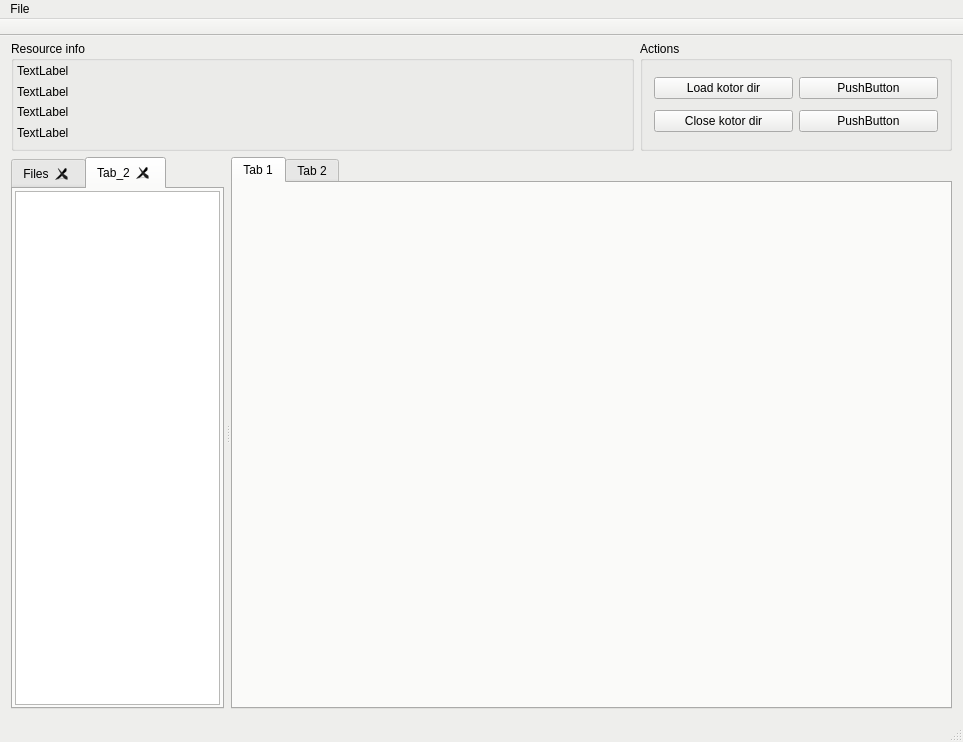
Above: ui/mainwindow.ui from xoreos/phaethon before the change. Below: the same form after it.
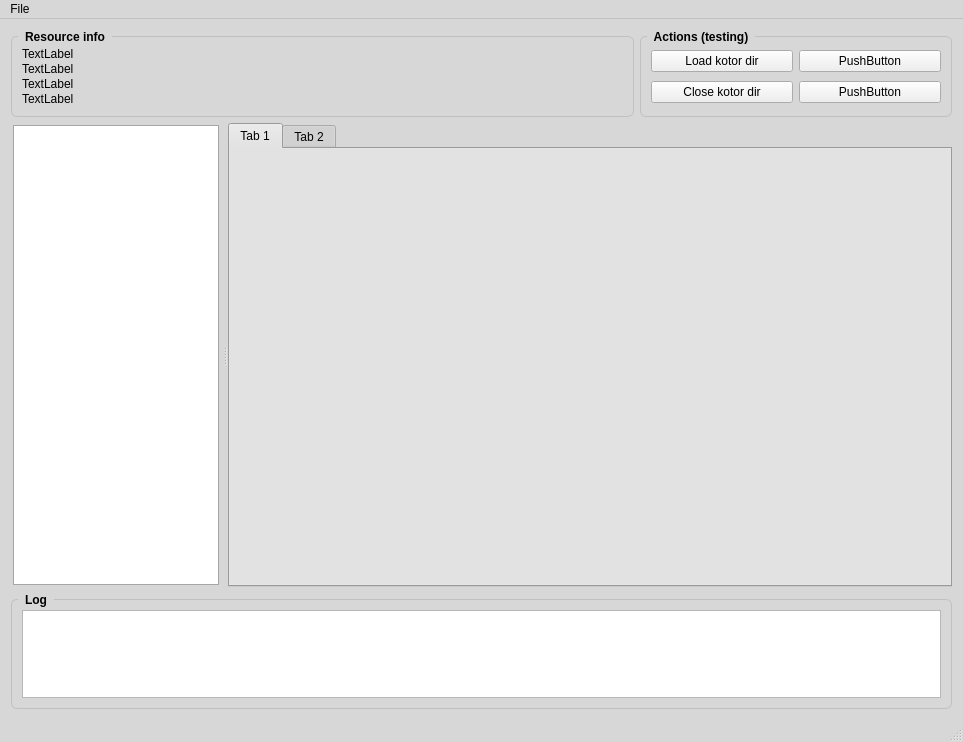
That is the form after the change. The open tabs and pages were chosen to show the change.

The edit to the form file:
```diff
--- a/ui/mainwindow.ui
+++ b/ui/mainwindow.ui
@@ -46,9 +46,9 @@
      <colorrole role="Button">
       <brush brushstyle="SolidPattern">
        <color alpha="255">
-        <red>238</red>
-        <green>238</green>
-        <blue>236</blue>
+        <red>215</red>
+        <green>215</green>
+        <blue>215</blue>
        </color>
       </brush>
      </colorrole>
@@ -64,27 +64,27 @@
      <colorrole role="Midlight">
       <brush brushstyle="SolidPattern">
        <color alpha="255">
-        <red>246</red>
-        <green>246</green>
-        <blue>245</blue>
+        <red>235</red>
+        <green>235</green>
+        <blue>235</blue>
        </color>
       </brush>
      </colorrole>
      <colorrole role="Dark">
       <brush brushstyle="SolidPattern">
        <color alpha="255">
-        <red>119</red>
-        <green>119</green>
-        <blue>118</blue>
+        <red>107</red>
+        <green>107</green>
+        <blue>107</blue>
        </color>
       </brush>
      </colorrole>
      <colorrole role="Mid">
       <brush brushstyle="SolidPattern">
        <color alpha="255">
-        <red>159</red>
-        <green>159</green>
-        <blue>157</blue>
+        <red>143</red>
+        <green>143</green>
+        <blue>143</blue>
        </color>
       </brush>
      </colorrole>
@@ -127,9 +127,9 @@
      <colorrole role="Window">
       <brush brushstyle="SolidPattern">
        <color alpha="255">
-        <red>238</red>
-        <green>238</green>
-        <blue>236</blue>
+        <red>215</red>
+        <green>215</green>
+        <blue>215</blue>
        </color>
       </brush>
      </colorrole>
@@ -145,9 +145,9 @@
      <colorrole role="AlternateBase">
       <brush brushstyle="SolidPattern">
        <color alpha="255">
-        <red>246</red>
-        <green>246</green>
-        <blue>245</blue>
+        <red>235</red>
+        <green>235</green>
+        <blue>235</blue>
        </color>
       </brush>
      </colorrole>
@@ -183,9 +183,9 @@
      <colorrole role="Button">
       <brush brushstyle="SolidPattern">
        <color alpha="255">
-        <red>238</red>
-        <green>238</green>
-        <blue>236</blue>
+        <red>215</red>
+        <green>215</green>
+        <blue>215</blue>
        </color>
       </brush>
      </colorrole>
@@ -201,27 +201,27 @@
      <colorrole role="Midlight">
       <brush brushstyle="SolidPattern">
        <color alpha="255">
-        <red>246</red>
-        <green>246</green>
-        <blue>245</blue>
+        <red>235</red>
+        <green>235</green>
+        <blue>235</blue>
        </color>
       </brush>
      </colorrole>
      <colorrole role="Dark">
       <brush brushstyle="SolidPattern">
        <color alpha="255">
-        <red>119</red>
-        <green>119</green>
-        <blue>118</blue>
+        <red>107</red>
+        <green>107</green>
+        <blue>107</blue>
        </color>
       </brush>
      </colorrole>
      <colorrole role="Mid">
       <brush brushstyle="SolidPattern">
        <color alpha="255">
-        <red>159</red>
-        <green>159</green>
-        <blue>157</blue>
+        <red>143</red>
+        <green>143</green>
+        <blue>143</blue>
        </color>
       </brush>
      </colorrole>
@@ -264,9 +264,9 @@
      <colorrole role="Window">
       <brush brushstyle="SolidPattern">
        <color alpha="255">
-        <red>238</red>
-        <green>238</green>
-        <blue>236</blue>
+        <red>215</red>
+        <green>215</green>
+        <blue>215</blue>
        </color>
       </brush>
      </colorrole>
@@ -282,9 +282,9 @@
      <colorrole role="AlternateBase">
       <brush brushstyle="SolidPattern">
        <color alpha="255">
-        <red>246</red>
-        <green>246</green>
-        <blue>245</blue>
+        <red>235</red>
+        <green>235</green>
+        <blue>235</blue>
        </color>
       </brush>
      </colorrole>
@@ -311,18 +311,18 @@
      <colorrole role="WindowText">
       <brush brushstyle="SolidPattern">
        <color alpha="255">
-        <red>119</red>
-        <green>119</green>
-        <blue>118</blue>
+        <red>107</red>
+        <green>107</green>
+        <blue>107</blue>
        </color>
       </brush>
      </colorrole>
      <colorrole role="Button">
       <brush brushstyle="SolidPattern">
        <color alpha="255">
-        <red>238</red>
-        <green>238</green>
-        <blue>236</blue>
+        <red>215</red>
+        <green>215</green>
+        <blue>215</blue>
        </color>
       </brush>
      </colorrole>
@@ -338,36 +338,36 @@
      <colorrole role="Midlight">
       <brush brushstyle="SolidPattern">
        <color alpha="255">
-        <red>246</red>
-        <green>246</green>
-        <blue>245</blue>
+        <red>235</red>
+        <green>235</green>
+        <blue>235</blue>
        </color>
       </brush>
      </colorrole>
      <colorrole role="Dark">
       <brush brushstyle="SolidPattern">
        <color alpha="255">
-        <red>119</red>
-        <green>119</green>
-        <blue>118</blue>
+        <red>107</red>
+        <green>107</green>
+        <blue>107</blue>
        </color>
       </brush>
      </colorrole>
      <colorrole role="Mid">
       <brush brushstyle="SolidPattern">
        <color alpha="255">
-        <red>159</red>
-        <green>159</green>
-        <blue>157</blue>
+        <red>143</red>
+        <green>143</green>
+        <blue>143</blue>
        </color>
       </brush>
      </colorrole>
      <colorrole role="Text">
       <brush brushstyle="SolidPattern">
        <color alpha="255">
-        <red>119</red>
-        <green>119</green>
-        <blue>118</blue>
+        <red>107</red>
+        <green>107</green>
+        <blue>107</blue>
        </color>
       </brush>
      </colorrole>
@@ -383,27 +383,27 @@
      <colorrole role="ButtonText">
       <brush brushstyle="SolidPattern">
        <color alpha="255">
-        <red>119</red>
-        <green>119</green>
-        <blue>118</blue>
+        <red>107</red>
+        <green>107</green>
+        <blue>107</blue>
        </color>
       </brush>
      </colorrole>
      <colorrole role="Base">
       <brush brushstyle="SolidPattern">
        <color alpha="255">
-        <red>238</red>
-        <green>238</green>
-        <blue>236</blue>
+        <red>215</red>
+        <green>215</green>
+        <blue>215</blue>
        </color>
       </brush>
      </colorrole>
      <colorrole role="Window">
       <brush brushstyle="SolidPattern">
        <color alpha="255">
-        <red>238</red>
-        <green>238</green>
-        <blue>236</blue>
+        <red>215</red>
+        <green>215</green>
+        <blue>215</blue>
        </color>
       </brush>
      </colorrole>
@@ -419,9 +419,9 @@
      <colorrole role="AlternateBase">
       <brush brushstyle="SolidPattern">
        <color alpha="255">
-        <red>238</red>
-        <green>238</green>
-        <blue>236</blue>
+        <red>215</red>
+        <green>215</green>
+        <blue>215</blue>
        </color>
       </brush>
      </colorrole>
@@ -460,21 +460,183 @@
     <bool>false</bool>
    </property>
    <layout class="QGridLayout" name="gridLayout">
-    <property name="topMargin">
-     <number>5</number>
-    </property>
+    <item row="0" column="0">
+     <widget class="QGroupBox" name="resourcePanel">
+      <property name="sizePolicy">
+       <sizepolicy hsizetype="Preferred" vsizetype="Maximum">
+        <horstretch>2</horstretch>
+        <verstretch>1</verstretch>
+       </sizepolicy>
+      </property>
+      <property name="minimumSize">
+       <size>
+        <width>0</width>
+        <height>0</height>
+       </size>
+      </property>
+      <property name="styleSheet">
+       <string notr="true">QGroupBox {
+    font: bold;
+    border: 1px solid silver;
+    border-radius: 6px;
+    margin-top: 6px;
+}
+
+QGroupBox::title {
+    subcontrol-origin: margin;
+    left: 7px;
+    padding: 0px 5px 0px 5px;
+}</string>
+      </property>
+      <property name="title">
+       <string>Resource info</string>
+      </property>
+      <property name="alignment">
+       <set>Qt::AlignLeading|Qt::AlignLeft|Qt::AlignTop</set>
+      </property>
+      <property name="flat">
+       <bool>true</bool>
+      </property>
+      <property name="checkable">
+       <bool>false</bool>
+      </property>
+      <layout class="QHBoxLayout" name="horizontalLayout_3">
+       <property name="leftMargin">
+        <number>10</number>
+       </property>
+       <property name="topMargin">
+        <number>10</number>
+       </property>
+       <property name="rightMargin">
+        <number>10</number>
+       </property>
+       <property name="bottomMargin">
+        <number>10</number>
+       </property>
+       <item>
+        <layout class="QVBoxLayout" name="resLabelsVBox">
+         <property name="spacing">
+          <number>1</number>
+         </property>
+         <item>
+          <widget class="QLabel" name="resLabel1">
+           <property name="cursor">
+            <cursorShape>IBeamCursor</cursorShape>
+           </property>
+           <property name="frameShadow">
+            <enum>QFrame::Raised</enum>
+           </property>
+           <property name="text">
+            <string>TextLabel</string>
+           </property>
+           <property name="alignment">
+            <set>Qt::AlignLeading|Qt::AlignLeft|Qt::AlignTop</set>
+           </property>
+           <property name="textInteractionFlags">
+            <set>Qt::LinksAccessibleByMouse|Qt::TextSelectableByMouse</set>
+           </property>
+          </widget>
+         </item>
+         <item>
+          <widget class="QLabel" name="resLabel2">
+           <property name="cursor">
+            <cursorShape>IBeamCursor</cursorShape>
+           </property>
+           <property name="frameShadow">
+            <enum>QFrame::Raised</enum>
+           </property>
+           <property name="text">
+            <string>TextLabel</string>
+           </property>
+           <property name="alignment">
+            <set>Qt::AlignLeading|Qt::AlignLeft|Qt::AlignTop</set>
+           </property>
+           <property name="textInteractionFlags">
+            <set>Qt::LinksAccessibleByMouse|Qt::TextSelectableByMouse</set>
+           </property>
+          </widget>
+         </item>
+         <item>
+          <widget class="QLabel" name="resLabel3">
+           <property name="cursor">
+            <cursorShape>IBeamCursor</cursorShape>
+           </property>
+           <property name="frameShadow">
+            <enum>QFrame::Raised</enum>
+           </property>
+           <property name="text">
+            <string>TextLabel</string>
+           </property>
+           <property name="alignment">
+            <set>Qt::AlignLeading|Qt::AlignLeft|Qt::AlignTop</set>
+           </property>
+           <property name="textInteractionFlags">
+            <set>Qt::LinksAccessibleByMouse|Qt::TextSelectableByMouse</set>
+           </property>
+          </widget>
+         </item>
+         <item>
+          <widget class="QLabel" name="resLabel4">
+           <property name="cursor">
+            <cursorShape>IBeamCursor</cursorShape>
+           </property>
+           <property name="frameShadow">
+            <enum>QFrame::Raised</enum>
+           </property>
+           <property name="text">
+            <string>TextLabel</string>
+           </property>
+           <property name="alignment">
+            <set>Qt::AlignLeading|Qt::AlignLeft|Qt::AlignTop</set>
+           </property>
+           <property name="textInteractionFlags">
+            <set>Qt::LinksAccessibleByMouse|Qt::TextSelectableByMouse</set>
+           </property>
+          </widget>
+         </item>
+        </layout>
+       </item>
+      </layout>
+     </widget>
+    </item>
     <item row="0" column="1">
      <widget class="QGroupBox" name="groupBox">
       <property name="sizePolicy">
-       <sizepolicy hsizetype="Preferred" vsizetype="Preferred">
+       <sizepolicy hsizetype="Preferred" vsizetype="Minimum">
         <horstretch>1</horstretch>
         <verstretch>1</verstretch>
        </sizepolicy>
       </property>
+      <property name="styleSheet">
+       <string notr="true">QGroupBox {
+    font: bold;
+    border: 1px solid silver;
+    border-radius: 6px;
+    margin-top: 6px;
+}
+
+QGroupBox::title {
+    subcontrol-origin: margin;
+    left: 7px;
+    padding: 0px 5px 0px 5px;
+}</string>
+      </property>
       <property name="title">
-       <string>Actions</string>
+       <string>Actions (testing)</string>
       </property>
       <layout class="QHBoxLayout" name="horizontalLayout_4">
+       <property name="leftMargin">
+        <number>10</number>
+       </property>
+       <property name="topMargin">
+        <number>10</number>
+       </property>
+       <property name="rightMargin">
+        <number>10</number>
+       </property>
+       <property name="bottomMargin">
+        <number>10</number>
+       </property>
        <item>
         <layout class="QGridLayout" name="gridLayout_2">
          <item row="0" column="1">
@@ -510,12 +672,12 @@
       </layout>
      </widget>
     </item>
-    <item row="2" column="0" colspan="2">
+    <item row="1" column="0" colspan="2">
      <widget class="QSplitter" name="splitter">
       <property name="sizePolicy">
        <sizepolicy hsizetype="Expanding" vsizetype="Preferred">
         <horstretch>0</horstretch>
-        <verstretch>5</verstretch>
+        <verstretch>8</verstretch>
        </sizepolicy>
       </property>
       <property name="styleSheet">
@@ -530,7 +692,7 @@
       <property name="childrenCollapsible">
        <bool>false</bool>
       </property>
-      <widget class="QTabWidget" name="filesTabWidget">
+      <widget class="QFrame" name="filesFrame">
        <property name="sizePolicy">
         <sizepolicy hsizetype="Preferred" vsizetype="Preferred">
          <horstretch>1</horstretch>
@@ -540,78 +702,33 @@
        <property name="styleSheet">
         <string notr="true"/>
        </property>
-       <property name="tabPosition">
-        <enum>QTabWidget::North</enum>
-       </property>
-       <property name="tabShape">
-        <enum>QTabWidget::Rounded</enum>
-       </property>
-       <property name="currentIndex">
-        <number>0</number>
-       </property>
-       <property name="tabsClosable">
-        <bool>true</bool>
-       </property>
-       <widget class="QWidget" name="ftwTab_1">
-        <attribute name="title">
-         <string>Files</string>
-        </attribute>
-        <layout class="QHBoxLayout" name="horizontalLayout" stretch="0">
-         <property name="leftMargin">
-          <number>2</number>
-         </property>
-         <property name="topMargin">
-          <number>2</number>
-         </property>
-         <property name="rightMargin">
-          <number>2</number>
-         </property>
-         <property name="bottomMargin">
-          <number>2</number>
-         </property>
-         <item>
-          <widget class="QTreeView" name="treeView">
-           <property name="baseSize">
-            <size>
-             <width>100</width>
-             <height>0</height>
-            </size>
-           </property>
-           <property name="indentation">
-            <number>21</number>
-           </property>
-          </widget>
-         </item>
-        </layout>
-       </widget>
-       <widget class="QWidget" name="ftwTab_2">
-        <property name="sizePolicy">
-         <sizepolicy hsizetype="Preferred" vsizetype="Preferred">
-          <horstretch>1</horstretch>
-          <verstretch>0</verstretch>
-         </sizepolicy>
+       <layout class="QHBoxLayout" name="horizontalLayout" stretch="0">
+        <property name="leftMargin">
+         <number>2</number>
         </property>
-        <attribute name="title">
-         <string>Tab_2</string>
-        </attribute>
-        <layout class="QHBoxLayout" name="horizontalLayout_2">
-         <property name="leftMargin">
-          <number>2</number>
-         </property>
-         <property name="topMargin">
-          <number>2</number>
-         </property>
-         <property name="rightMargin">
-          <number>2</number>
-         </property>
-         <property name="bottomMargin">
-          <number>2</number>
-         </property>
-         <item>
-          <widget class="QListWidget" name="archiveContentsWidget"/>
-         </item>
-        </layout>
-       </widget>
+        <property name="topMargin">
+         <number>2</number>
+        </property>
+        <property name="rightMargin">
+         <number>2</number>
+        </property>
+        <property name="bottomMargin">
+         <number>2</number>
+        </property>
+        <item>
+         <widget class="QTreeView" name="treeView">
+          <property name="baseSize">
+           <size>
+            <width>100</width>
+            <height>0</height>
+           </size>
+          </property>
+          <property name="indentation">
+           <number>21</number>
+          </property>
+         </widget>
+        </item>
+       </layout>
       </widget>
       <widget class="QTabWidget" name="resourcesTabWidget">
        <property name="sizePolicy">
@@ -636,127 +753,57 @@
       </widget>
      </widget>
     </item>
-    <item row="0" column="0">
-     <widget class="QGroupBox" name="resourcePanel">
+    <item row="2" column="0" colspan="2">
+     <widget class="QGroupBox" name="groupBox_2">
       <property name="sizePolicy">
        <sizepolicy hsizetype="Preferred" vsizetype="Preferred">
-        <horstretch>2</horstretch>
-        <verstretch>1</verstretch>
+        <horstretch>0</horstretch>
+        <verstretch>2</verstretch>
        </sizepolicy>
       </property>
-      <property name="minimumSize">
-       <size>
-        <width>0</width>
-        <height>0</height>
-       </size>
+      <property name="styleSheet">
+       <string notr="true">QGroupBox {
+    font: bold;
+    border: 1px solid silver;
+    border-radius: 6px;
+    margin-top: 6px;
+}
+
+QGroupBox::title {
+    subcontrol-origin: margin;
+    left: 7px;
+    padding: 0px 5px 0px 5px;
+}</string>
       </property>
       <property name="title">
-       <string>Resource info</string>
+       <string>Log</string>
       </property>
-      <property name="alignment">
-       <set>Qt::AlignLeading|Qt::AlignLeft|Qt::AlignTop</set>
-      </property>
-      <property name="flat">
-       <bool>true</bool>
-      </property>
-      <property name="checkable">
-       <bool>false</bool>
-      </property>
-      <layout class="QHBoxLayout" name="horizontalLayout_3">
+      <layout class="QHBoxLayout" name="horizontalLayout_5">
        <property name="leftMargin">
-        <number>3</number>
+        <number>10</number>
        </property>
        <property name="topMargin">
-        <number>3</number>
+        <number>10</number>
        </property>
        <property name="rightMargin">
-        <number>3</number>
+        <number>10</number>
        </property>
        <property name="bottomMargin">
-        <number>3</number>
+        <number>10</number>
        </property>
        <item>
-        <layout class="QVBoxLayout" name="resLabelsVBox">
-         <property name="spacing">
-          <number>1</number>
+        <widget class="QTextEdit" name="textEdit">
+         <property name="readOnly">
+          <bool>true</bool>
          </property>
-         <item>
-          <widget class="QLabel" name="resLabel1">
-           <property name="cursor">
-            <cursorShape>IBeamCursor</cursorShape>
-           </property>
-           <property name="frameShadow">
-            <enum>QFrame::Raised</enum>
-           </property>
-           <property name="text">
-            <string>TextLabel</string>
-           </property>
-           <property name="alignment">
-            <set>Qt::AlignLeading|Qt::AlignLeft|Qt::AlignTop</set>
-           </property>
-           <property name="textInteractionFlags">
-            <set>Qt::LinksAccessibleByMouse|Qt::TextSelectableByMouse</set>
-           </property>
-          </widget>
-         </item>
-         <item>
-          <widget class="QLabel" name="resLabel2">
-           <property name="cursor">
-            <cursorShape>IBeamCursor</cursorShape>
-           </property>
-           <property name="frameShadow">
-            <enum>QFrame::Raised</enum>
-           </property>
-           <property name="text">
-            <string>TextLabel</string>
-           </property>
-           <property name="alignment">
-            <set>Qt::AlignLeading|Qt::AlignLeft|Qt::AlignTop</set>
-           </property>
-           <property name="textInteractionFlags">
-            <set>Qt::LinksAccessibleByMouse|Qt::TextSelectableByMouse</set>
-           </property>
-          </widget>
-         </item>
-         <item>
-          <widget class="QLabel" name="resLabel3">
-           <property name="cursor">
-            <cursorShape>IBeamCursor</cursorShape>
-           </property>
-           <property name="frameShadow">
-            <enum>QFrame::Raised</enum>
-           </property>
-           <property name="text">
-            <string>TextLabel</string>
-           </property>
-           <property name="alignment">
-            <set>Qt::AlignLeading|Qt::AlignLeft|Qt::AlignTop</set>
-           </property>
-           <property name="textInteractionFlags">
-            <set>Qt::LinksAccessibleByMouse|Qt::TextSelectableByMouse</set>
-           </property>
-          </widget>
-         </item>
-         <item>
-          <widget class="QLabel" name="resLabel4">
-           <property name="cursor">
-            <cursorShape>IBeamCursor</cursorShape>
-           </property>
-           <property name="frameShadow">
-            <enum>QFrame::Raised</enum>
-           </property>
-           <property name="text">
-            <string>TextLabel</string>
-           </property>
-           <property name="alignment">
-            <set>Qt::AlignLeading|Qt::AlignLeft|Qt::AlignTop</set>
-           </property>
-           <property name="textInteractionFlags">
-            <set>Qt::LinksAccessibleByMouse|Qt::TextSelectableByMouse</set>
-           </property>
-          </widget>
-         </item>
-        </layout>
+         <property name="html">
+          <string>&lt;!DOCTYPE HTML PUBLIC &quot;-//W3C//DTD HTML 4.0//EN&quot; &quot;http://www.w3.org/TR/REC-html40/strict.dtd&quot;&gt;
+&lt;html&gt;&lt;head&gt;&lt;meta name=&quot;qrichtext&quot; content=&quot;1&quot; /&gt;&lt;style type=&quot;text/css&quot;&gt;
+p, li { white-space: pre-wrap; }
+&lt;/style&gt;&lt;/head&gt;&lt;body style=&quot; font-family:'Sans Serif'; font-size:9pt; font-weight:400; font-style:normal;&quot;&gt;
+&lt;p style=&quot;-qt-paragraph-type:empty; margin-top:0px; margin-bottom:0px; margin-left:0px; margin-right:0px; -qt-block-indent:0; text-indent:0px; font-family:'Sans'; font-size:10pt;&quot;&gt;&lt;br /&gt;&lt;/p&gt;&lt;/body&gt;&lt;/html&gt;</string>
+         </property>
+        </widget>
        </item>
       </layout>
       <zorder>splitter</zorder>
@@ -774,7 +821,7 @@
      <x>0</x>
      <y>0</y>
      <width>963</width>
-     <height>21</height>
+     <height>20</height>
     </rect>
    </property>
    <widget class="QMenu" name="menuFile">
@@ -789,20 +836,6 @@
    </widget>
    <addaction name="menuFile"/>
   </widget>
-  <widget class="QToolBar" name="mainToolBar">
-   <property name="movable">
-    <bool>false</bool>
-   </property>
-   <property name="floatable">
-    <bool>true</bool>
-   </property>
-   <attribute name="toolBarArea">
-    <enum>TopToolBarArea</enum>
-   </attribute>
-   <attribute name="toolBarBreak">
-    <bool>false</bool>
-   </attribute>
-  </widget>
   <widget class="QStatusBar" name="statusBar">
    <property name="cursor">
     <cursorShape>IBeamCursor</cursorShape>
```
Left out of the diff: 30 changed lines with no effect on the pictures.
